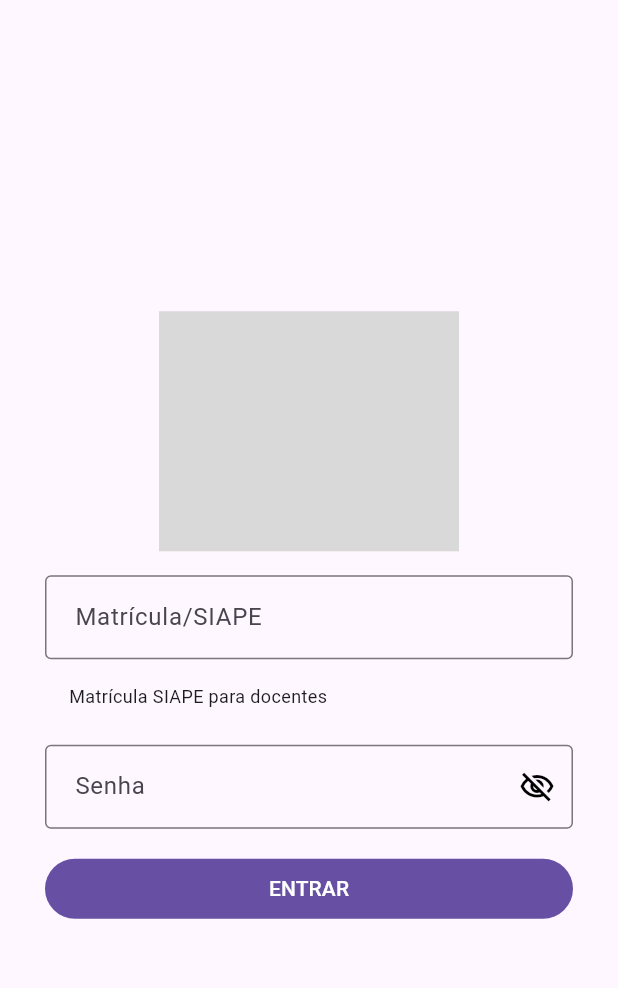
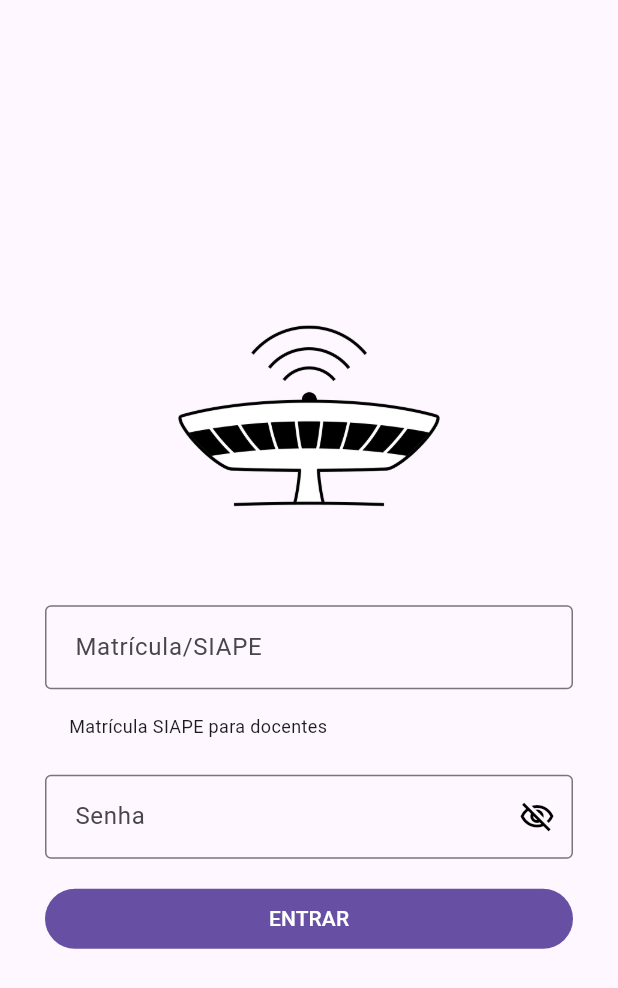
Before and after one commit to BrunaBecker/ESII-Chamada-Inteligente, a Flutter app: the screen it shows after launch, on a phone screen of 412 x 824 dp. Shown: the top 988 px of the screen. Run offline on Flutter 3.47's test engine with Material 2 defaults, Android fonts, the phone set to English and light mode, and no system bars; our stand-ins replace get, mask_text_input_formatter.

Commit message:
Add app logo asset

```diff
--- /dev/null
+++ b/lib/app/core/theme/app_assets.dart
@@ -0,0 +1,3 @@
+abstract class ImageAssets {
+  static const appLogo = 'assets/images/app-logo.png';
+}
--- a/lib/app/pages/login/widgets/login_app_logo.dart
+++ b/lib/app/pages/login/widgets/login_app_logo.dart
@@ -1,16 +1,19 @@
 import 'package:flutter/material.dart';
 
-import '../../../core/theme/app_colors.dart';
+import '../../../core/theme/app_assets.dart';
 
 class LoginAppLogo extends StatelessWidget {
   const LoginAppLogo({super.key});
 
   @override
   Widget build(BuildContext context) {
-    return Container(
+    return SizedBox(
       width: 200,
-      height: 160,
-      color: AppColors.lightGray,
+      height: 200,
+      child: Image.asset(
+        ImageAssets.appLogo,
+        fit: BoxFit.contain,
+      ),
     );
   }
 }
--- a/pubspec.yaml
+++ b/pubspec.yaml
@@ -63,6 +63,9 @@ flutter:
   # the material Icons class.
   uses-material-design: true
 
+  assets:
+    - assets/images/app-logo.png
+
   fonts:
     - family: Quicksand
       fonts:
```
Also changed, not shown: assets/images/app-logo.png (added).
